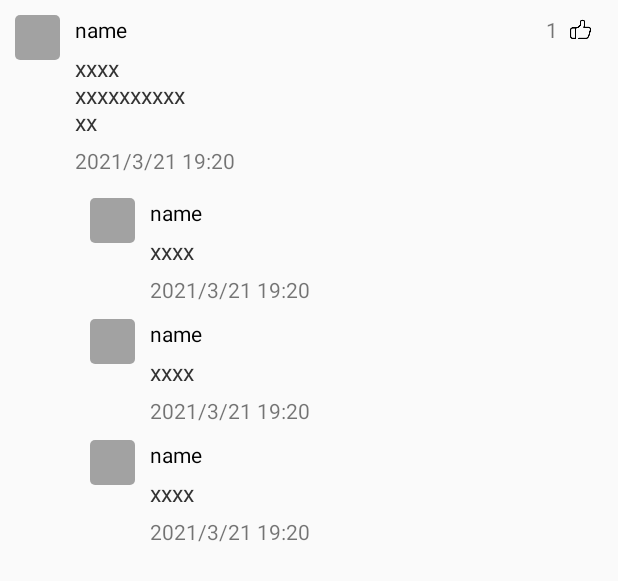
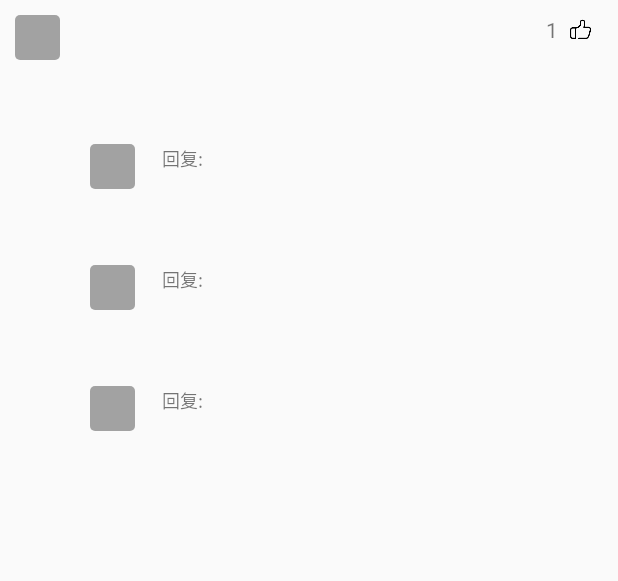
Before and after one commit to foxluo9527/FlyMessege, an Android app: the layout layout_post_discuss_item.xml on its own in the app's theme, with its tools: preview values and no code run, on a phone screen of 412 x 824 dp. Shown: the top 581 px of the screen. Run offline under Robolectric (Android 15) with nearby library versions, the light colour scheme and no system bars.

Commit message:
添加查看帖子详情

```diff
--- a/app/src/main/java/com/example/flymessagedome/ui/fragment/CommunityFragment.java
+++ b/app/src/main/java/com/example/flymessagedome/ui/fragment/CommunityFragment.java
@@ -246,7 +246,7 @@ public class CommunityFragment extends BaseFragment implements BGARefreshLayout.
     @Override
     public void onActivityResult(int requestCode, int resultCode, @Nullable Intent data) {
         super.onActivityResult(requestCode, resultCode, data);
-        if (resultCode == RESULT_OK) {
+        if (requestCode == 1 && resultCode == RESULT_OK) {
             String postContent = data.getStringExtra("content");
             ((BaseActivity) mContext).showLoadingDialog(false, "发布帖子中");
             communityPresenter.addPost(postContent);
@@ -254,6 +254,8 @@ public class CommunityFragment extends BaseFragment implements BGARefreshLayout.
             if (photos.size() > 0) {
                 unUploadPhotos = photos;
             }
+        } else if (requestCode == 2 && resultCode == 2) {
+            mRefreshLayout.beginRefreshing();
         }
     }
 
@@ -442,7 +444,7 @@ public class CommunityFragment extends BaseFragment implements BGARefreshLayout.
     public void clickPost(int position) {
         Intent intent = new Intent(mContext, ShowPostActivity.class);
         intent.putExtra("postId", postsBeans.get(position).getCommunity_post_id());
-        startActivity(intent);
+        startActivityForResult(intent, 2);
     }
 
     @Override
--- /dev/null
+++ b/app/src/main/res/drawable/input.xml
@@ -0,0 +1,5 @@
+<?xml version="1.0" encoding="utf-8"?>
+<shape xmlns:android="http://schemas.android.com/apk/res/android">
+    <corners android:radius="@dimen/d_5"/>
+    <stroke android:color="@color/black" android:width="0.5dp"/>
+</shape>
--- a/app/src/main/res/layout/layout_post_discuss_item.xml
+++ b/app/src/main/res/layout/layout_post_discuss_item.xml
@@ -2,7 +2,7 @@
 <androidx.constraintlayout.widget.ConstraintLayout xmlns:android="http://schemas.android.com/apk/res/android"
     xmlns:app="http://schemas.android.com/apk/res-auto"
     android:layout_width="match_parent"
-    android:layout_height="match_parent"
+    android:layout_height="wrap_content"
     xmlns:tools="http://schemas.android.com/tools">
 
     <com.example.flymessagedome.view.CircleImageView
@@ -21,7 +21,6 @@
         android:layout_marginLeft="@dimen/d_10"
         android:ellipsize="end"
         android:singleLine="true"
-        android:text="name"
         android:textColor="@color/black"
         app:layout_constraintEnd_toStartOf="@+id/zan_num"
         app:layout_constraintStart_toEndOf="@id/head"
@@ -32,11 +31,11 @@
         android:layout_width="wrap_content"
         android:layout_height="wrap_content"
         android:text="1"
-        app:layout_constraintBottom_toBottomOf="@id/zan"
-        app:layout_constraintEnd_toStartOf="@id/zan"
-        app:layout_constraintTop_toTopOf="@id/zan" />
+        app:layout_constraintBottom_toBottomOf="@id/zan_state"
+        app:layout_constraintEnd_toStartOf="@id/zan_state"
+        app:layout_constraintTop_toTopOf="@id/zan_state" />
     <ImageView
-        android:id="@+id/zan"
+        android:id="@+id/zan_state"
         android:layout_width="@dimen/d_30"
         android:layout_height="@dimen/d_30"
         android:layout_marginRight="@dimen/d_10"
@@ -52,10 +51,9 @@
         android:layout_height="wrap_content"
         android:layout_marginLeft="@dimen/d_10"
         android:layout_marginTop="@dimen/d_5"
-        android:text="xxxx\nxxxxxxxxxx\nxx"
         android:textSize="15sp"
         android:textColor="#333333"
-        app:layout_constraintEnd_toEndOf="@id/zan"
+        app:layout_constraintEnd_toEndOf="@id/zan_state"
         app:layout_constraintStart_toEndOf="@id/head"
         app:layout_constraintTop_toBottomOf="@id/name" />
     <TextView
@@ -64,16 +62,15 @@
         android:layout_height="wrap_content"
         app:layout_constraintStart_toStartOf="@id/content"
         app:layout_constraintTop_toBottomOf="@id/content"
-        android:layout_marginTop="@dimen/d_5"
-        android:text="2021/3/21 19:20"/>
+        android:layout_marginTop="@dimen/d_5"/>
     <androidx.recyclerview.widget.RecyclerView
+        android:id="@+id/replies_list"
         android:layout_width="0dp"
-        android:layout_height="0dp"
+        android:layout_height="wrap_content"
         app:layout_constraintStart_toEndOf="@id/head"
         android:layout_marginLeft="@dimen/d_10"
         app:layout_constraintTop_toBottomOf="@id/time"
         android:layout_marginTop="@dimen/d_5"
         tools:listitem="@layout/layout_post_discuss_reply_item"
-        app:layout_constraintBottom_toBottomOf="parent"
-        app:layout_constraintEnd_toEndOf="@id/zan"/>
+        app:layout_constraintEnd_toEndOf="@id/zan_state"/>
 </androidx.constraintlayout.widget.ConstraintLayout>
--- a/app/src/main/res/layout/layout_post_discuss_reply_item.xml
+++ b/app/src/main/res/layout/layout_post_discuss_reply_item.xml
@@ -19,19 +19,35 @@
         android:layout_marginLeft="@dimen/d_10"
         android:ellipsize="end"
         android:singleLine="true"
-        android:text="name"
         android:textColor="@color/black"
-        app:layout_constraintEnd_toStartOf="@+id/zan_num"
         app:layout_constraintStart_toEndOf="@id/head"
         app:layout_constraintTop_toTopOf="@id/head" />
 
+    <TextView
+        android:id="@+id/reply"
+        android:layout_width="wrap_content"
+        android:layout_height="wrap_content"
+        android:text="回复:"
+        android:layout_marginLeft="@dimen/d_8"
+        android:textSize="12sp"
+        app:layout_constraintStart_toEndOf="@+id/name"
+        app:layout_constraintBottom_toBottomOf="@id/name"
+        app:layout_constraintTop_toTopOf="@id/name" />
+    <TextView
+        android:id="@+id/replier_name"
+        android:layout_width="wrap_content"
+        android:layout_height="wrap_content"
+        android:textColor="@color/black"
+        android:layout_marginLeft="@dimen/d_8"
+        app:layout_constraintStart_toEndOf="@+id/reply"
+        app:layout_constraintBottom_toBottomOf="@id/name"
+        app:layout_constraintTop_toTopOf="@id/name" />
     <TextView
         android:id="@+id/content"
         android:layout_width="0dp"
         android:layout_height="wrap_content"
         android:layout_marginLeft="@dimen/d_10"
         android:layout_marginTop="@dimen/d_5"
-        android:text="xxxx"
         android:textSize="15sp"
         android:textColor="#333333"
         android:layout_marginRight="@dimen/d_10"
@@ -44,6 +60,5 @@
         android:layout_height="wrap_content"
         app:layout_constraintStart_toStartOf="@id/content"
         app:layout_constraintTop_toBottomOf="@id/content"
-        android:layout_marginTop="@dimen/d_5"
-        android:text="2021/3/21 19:20"/>
+        android:layout_marginTop="@dimen/d_5"/>
 </androidx.constraintlayout.widget.ConstraintLayout>
```
Also changed, not shown: app/src/main/java/com/example/flymessagedome/model/Post.java (+22 -3 lines), app/src/main/java/com/example/flymessagedome/ui/activity/ShowPostActivity.java (+75 -2 lines), app/src/main/java/com/example/flymessagedome/ui/adapter/DiscussAdapter.java (added, +179 -0 lines), app/src/main/java/com/example/flymessagedome/ui/contract/ShowPostContract.java (+7 -0 lines), app/src/main/java/com/example/flymessagedome/ui/presenter/PostPresenter.java (+80 -1 lines), app/src/main/res/layout/activity_show_post.xml (+47 -14 lines).
